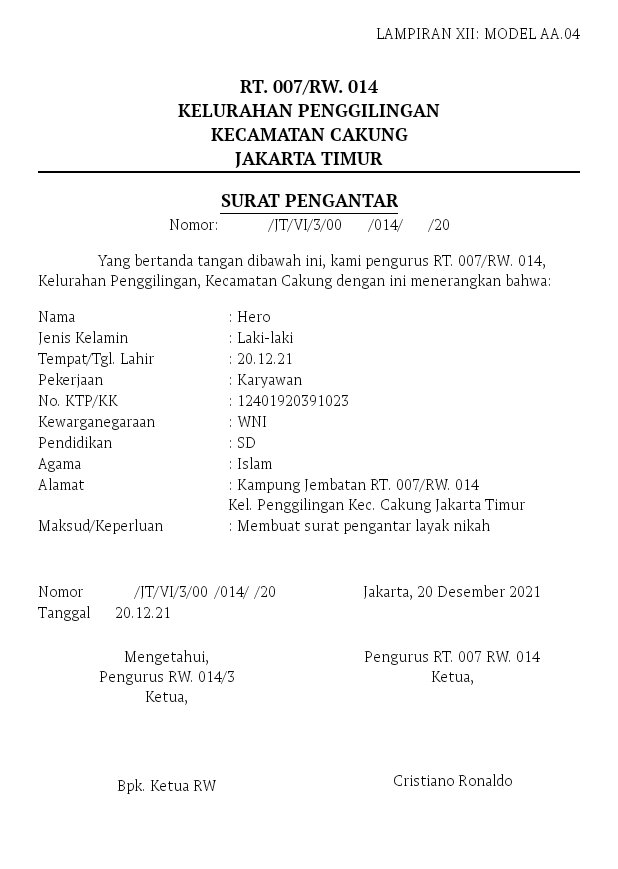
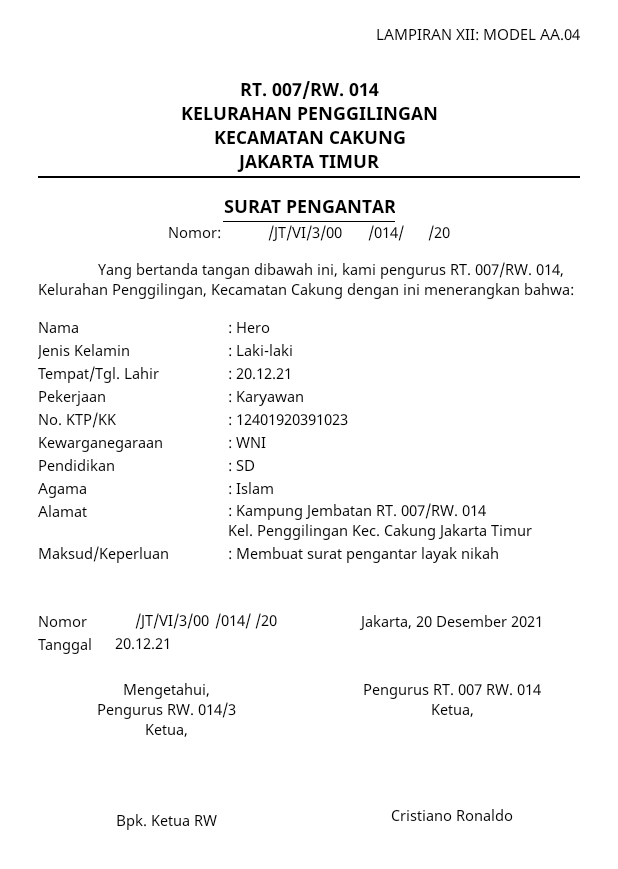
Before and after one commit to romydewantara/VillageService, an Android app: the layout layout_pdf.xml on its own in the app's theme, with its tools: preview values and no code run, on a phone screen of 412 x 824 dp. Shown: the top 869 px of the screen. Run offline under Robolectric (Android 15) with nearby library versions, the phone set to English and light mode, and no system bars.

Commit message:
change pdf font-family

```diff
--- a/app/src/main/res/layout/layout_form.xml
+++ b/app/src/main/res/layout/layout_form.xml
@@ -10,7 +10,7 @@
 
         <androidx.appcompat.widget.AppCompatTextView
             android:id="@+id/tvNameL1"
-            style="@style/TextBlackRegularStyle1"
+            style="@style/NotoSansBlackRegularStyle1"
             android:layout_width="0dp"
             android:layout_height="wrap_content"
             android:text="Nama"
@@ -20,7 +20,7 @@
 
         <androidx.appcompat.widget.AppCompatTextView
             android:id="@+id/tvNameR1"
-            style="@style/TextBlackRegularStyle1"
+            style="@style/NotoSansBlackRegularStyle1"
             android:layout_width="0dp"
             android:layout_height="wrap_content"
             android:text=": Hero"
@@ -30,7 +30,7 @@
 
         <androidx.appcompat.widget.AppCompatTextView
             android:id="@+id/tvNameL2"
-            style="@style/TextBlackRegularStyle1"
+            style="@style/NotoSansBlackRegularStyle1"
             android:layout_width="0dp"
             android:layout_height="wrap_content"
             android:text="Jenis Kelamin"
@@ -40,7 +40,7 @@
 
         <androidx.appcompat.widget.AppCompatTextView
             android:id="@+id/tvNameR2"
-            style="@style/TextBlackRegularStyle1"
+            style="@style/NotoSansBlackRegularStyle1"
             android:layout_width="0dp"
             android:layout_height="wrap_content"
             android:text=": Laki-laki"
@@ -50,7 +50,7 @@
 
         <androidx.appcompat.widget.AppCompatTextView
             android:id="@+id/tvNameL3"
-            style="@style/TextBlackRegularStyle1"
+            style="@style/NotoSansBlackRegularStyle1"
             android:layout_width="0dp"
             android:layout_height="wrap_content"
             android:text="Tempat/Tgl. Lahir"
@@ -60,7 +60,7 @@
 
         <androidx.appcompat.widget.AppCompatTextView
             android:id="@+id/tvNameR3"
-            style="@style/TextBlackRegularStyle1"
+            style="@style/NotoSansBlackRegularStyle1"
             android:layout_width="0dp"
             android:layout_height="wrap_content"
             android:text=": 20.12.21"
@@ -70,7 +70,7 @@
 
         <androidx.appcompat.widget.AppCompatTextView
             android:id="@+id/tvNameL4"
-            style="@style/TextBlackRegularStyle1"
+            style="@style/NotoSansBlackRegularStyle1"
             android:layout_width="0dp"
             android:layout_height="wrap_content"
             android:text="Pekerjaan"
@@ -80,7 +80,7 @@
 
         <androidx.appcompat.widget.AppCompatTextView
             android:id="@+id/tvNameR4"
-            style="@style/TextBlackRegularStyle1"
+            style="@style/NotoSansBlackRegularStyle1"
             android:layout_width="0dp"
             android:layout_height="wrap_content"
             android:text=": Karyawan"
@@ -90,7 +90,7 @@
 
         <androidx.appcompat.widget.AppCompatTextView
             android:id="@+id/tvNameL5"
-            style="@style/TextBlackRegularStyle1"
+            style="@style/NotoSansBlackRegularStyle1"
             android:layout_width="0dp"
             android:layout_height="wrap_content"
             android:text="No. KTP/KK"
@@ -100,7 +100,7 @@
 
         <androidx.appcompat.widget.AppCompatTextView
             android:id="@+id/tvNameR5"
-            style="@style/TextBlackRegularStyle1"
+            style="@style/NotoSansBlackRegularStyle1"
             android:layout_width="0dp"
             android:layout_height="wrap_content"
             android:text=": 12401920391023"
@@ -110,7 +110,7 @@
 
         <androidx.appcompat.widget.AppCompatTextView
             android:id="@+id/tvNameL6"
-            style="@style/TextBlackRegularStyle1"
+            style="@style/NotoSansBlackRegularStyle1"
             android:layout_width="0dp"
             android:layout_height="wrap_content"
             android:text="Kewarganegaraan"
@@ -120,7 +120,7 @@
 
         <androidx.appcompat.widget.AppCompatTextView
             android:id="@+id/tvNameR6"
-            style="@style/TextBlackRegularStyle1"
+            style="@style/NotoSansBlackRegularStyle1"
             android:layout_width="0dp"
             android:layout_height="wrap_content"
             android:text=": WNI"
@@ -130,7 +130,7 @@
 
         <androidx.appcompat.widget.AppCompatTextView
             android:id="@+id/tvNameL7"
-            style="@style/TextBlackRegularStyle1"
+            style="@style/NotoSansBlackRegularStyle1"
             android:layout_width="0dp"
             android:layout_height="wrap_content"
             android:text="Pendidikan"
@@ -140,7 +140,7 @@
 
         <androidx.appcompat.widget.AppCompatTextView
             android:id="@+id/tvNameR7"
-            style="@style/TextBlackRegularStyle1"
+            style="@style/NotoSansBlackRegularStyle1"
             android:layout_width="0dp"
             android:layout_height="wrap_content"
             android:text=": SD"
@@ -150,7 +150,7 @@
 
         <androidx.appcompat.widget.AppCompatTextView
             android:id="@+id/tvNameL8"
-            style="@style/TextBlackRegularStyle1"
+            style="@style/NotoSansBlackRegularStyle1"
             android:layout_width="0dp"
             android:layout_height="wrap_content"
             android:text="Agama"
@@ -160,7 +160,7 @@
 
         <androidx.appcompat.widget.AppCompatTextView
             android:id="@+id/tvNameR8"
-            style="@style/TextBlackRegularStyle1"
+            style="@style/NotoSansBlackRegularStyle1"
             android:layout_width="0dp"
             android:layout_height="wrap_content"
             android:text=": Islam"
@@ -170,7 +170,7 @@
 
         <androidx.appcompat.widget.AppCompatTextView
             android:id="@+id/tvNameL9"
-            style="@style/TextBlackRegularStyle1"
+            style="@style/NotoSansBlackRegularStyle1"
             android:layout_width="0dp"
             android:layout_height="wrap_content"
             android:text="Alamat"
@@ -180,7 +180,7 @@
 
         <androidx.appcompat.widget.AppCompatTextView
             android:id="@+id/tvNameR9"
-            style="@style/TextBlackRegularStyle1"
+            style="@style/NotoSansBlackRegularStyle1"
             android:layout_width="0dp"
             android:layout_height="wrap_content"
             android:text=": Kampung Jembatan RT. 007/RW. 014\nKel. Penggilingan Kec. Cakung Jakarta Timur"
@@ -190,7 +190,7 @@
 
         <androidx.appcompat.widget.AppCompatTextView
             android:id="@+id/tvNameL10"
-            style="@style/TextBlackRegularStyle1"
+            style="@style/NotoSansBlackRegularStyle1"
             android:layout_width="0dp"
             android:layout_height="wrap_content"
             android:text="Maksud/Keperluan"
@@ -200,7 +200,7 @@
 
         <androidx.appcompat.widget.AppCompatTextView
             android:id="@+id/tvNameR10"
-            style="@style/TextBlackRegularStyle1"
+            style="@style/NotoSansBlackRegularStyle1"
             android:layout_width="0dp"
             android:layout_height="wrap_content"
             android:text=": Membuat surat pengantar layak nikah"
--- a/app/src/main/res/layout/layout_pdf.xml
+++ b/app/src/main/res/layout/layout_pdf.xml
@@ -23,7 +23,7 @@
 
             <androidx.appcompat.widget.AppCompatTextView
                 android:id="@+id/tvLampiran"
-                style="@style/TextBlackRegularStyle1"
+                style="@style/NotoSansBlackRegularStyle1"
                 android:layout_width="match_parent"
                 android:layout_height="wrap_content"
                 android:gravity="end"
@@ -32,7 +32,7 @@
 
             <androidx.appcompat.widget.AppCompatTextView
                 android:id="@+id/tvPdfHeader"
-                style="@style/TextBlackBoldStyle1"
+                style="@style/NotoSansBlackBoldStyle1"
                 android:layout_width="match_parent"
                 android:layout_height="wrap_content"
                 android:layout_marginTop="20dp"
@@ -59,7 +59,7 @@
 
             <TextView
                 android:id="@+id/tvPdfTitle"
-                style="@style/TextBlackBoldStyle1"
+                style="@style/NotoSansBlackBoldStyle1"
                 android:layout_width="wrap_content"
                 android:layout_height="wrap_content"
                 android:layout_marginTop="10dp"
@@ -80,7 +80,7 @@
 
             <TextView
                 android:id="@+id/tvNumber"
-                style="@style/TextBlackRegularStyle1"
+                style="@style/NotoSansBlackRegularStyle1"
                 android:layout_width="match_parent"
                 android:layout_height="wrap_content"
                 android:gravity="center"
@@ -89,7 +89,7 @@
 
             <TextView
                 android:id="@+id/tvStatement"
-                style="@style/TextBlackRegularStyle1"
+                style="@style/NotoSansBlackRegularStyle1"
                 android:layout_width="match_parent"
                 android:layout_height="wrap_content"
                 android:layout_marginTop="10dp"
@@ -129,7 +129,7 @@
 
                     <androidx.appcompat.widget.AppCompatTextView
                         android:id="@+id/tvNumberFooterL"
-                        style="@style/TextBlackRegularStyle1"
+                        style="@style/NotoSansBlackRegularStyle1"
                         android:layout_width="0dp"
                         android:layout_height="wrap_content"
                         android:text="Nomor"
@@ -139,7 +139,7 @@
 
                     <androidx.appcompat.widget.AppCompatTextView
                         android:id="@+id/tvNumberFooterR"
-                        style="@style/TextBlackRegularStyle1"
+                        style="@style/NotoSansBlackRegularStyle1"
                         android:layout_width="0dp"
                         android:layout_height="wrap_content"
                         android:text="\t/JT/VI/3/00\t/014/\t/20"
@@ -149,7 +149,7 @@
 
                     <androidx.appcompat.widget.AppCompatTextView
                         android:id="@+id/tvTanggalFooterL"
-                        style="@style/TextBlackRegularStyle1"
+                        style="@style/NotoSansBlackRegularStyle1"
                         android:layout_width="0dp"
                         android:layout_height="wrap_content"
                         android:text="Tanggal"
@@ -159,7 +159,7 @@
 
                     <androidx.appcompat.widget.AppCompatTextView
                         android:id="@+id/tvTanggalFooterR"
-                        style="@style/TextBlackRegularStyle1"
+                        style="@style/NotoSansBlackRegularStyle1"
                         android:layout_width="0dp"
                         android:layout_height="wrap_content"
                         android:text="20.12.21"
@@ -169,7 +169,7 @@
 
                     <androidx.appcompat.widget.AppCompatTextView
                         android:id="@+id/tvRW"
-                        style="@style/TextBlackRegularStyle1"
+                        style="@style/NotoSansBlackRegularStyle1"
                         android:layout_width="0dp"
                         android:layout_height="wrap_content"
                         android:layout_marginTop="15dp"
@@ -189,7 +189,7 @@
 
                     <androidx.appcompat.widget.AppCompatTextView
                         android:id="@+id/tvRWName"
-                        style="@style/TextBlackRegularStyle1"
+                        style="@style/NotoSansBlackRegularStyle1"
                         android:layout_width="0dp"
                         android:layout_height="wrap_content"
                         android:gravity="center"
@@ -212,7 +212,7 @@
 
                     <androidx.appcompat.widget.AppCompatTextView
                         android:id="@+id/tvTanggalRT"
-                        style="@style/TextBlackRegularStyle1"
+                        style="@style/NotoSansBlackRegularStyle1"
                         android:layout_width="0dp"
                         android:layout_height="wrap_content"
                         android:gravity="center"
@@ -223,7 +223,7 @@
 
                     <androidx.appcompat.widget.AppCompatTextView
                         android:id="@+id/tvSpaceEmpty"
-                        style="@style/TextBlackRegularStyle1"
+                        style="@style/NotoSansBlackRegularStyle1"
                         android:layout_width="match_parent"
                         android:layout_height="wrap_content"
                         android:text="20.12.21"
@@ -232,7 +232,7 @@
 
                     <androidx.appcompat.widget.AppCompatTextView
                         android:id="@+id/tvRT"
-                        style="@style/TextBlackRegularStyle1"
+                        style="@style/NotoSansBlackRegularStyle1"
                         android:layout_width="0dp"
                         android:layout_height="wrap_content"
                         android:layout_marginTop="15dp"
@@ -263,7 +263,7 @@
 
                     <androidx.appcompat.widget.AppCompatTextView
                         android:id="@+id/tvRTName"
-                        style="@style/TextBlackRegularStyle1"
+                        style="@style/NotoSansBlackRegularStyle1"
                         android:layout_width="0dp"
                         android:layout_height="wrap_content"
                         android:gravity="center"
--- a/app/src/main/res/values/styles.xml
+++ b/app/src/main/res/values/styles.xml
@@ -30,14 +30,14 @@
         <item name="android:textSize">14sp</item>
     </style>
 
-    <style name="TextBlackBoldStyle1">
-        <item name="android:fontFamily">@font/pt_serif_bold</item>
+    <style name="NotoSansBlackBoldStyle1">
+        <item name="android:fontFamily">@font/noto_sans_bold</item>
         <item name="android:textColor">@color/black</item>
         <item name="android:textSize">12sp</item>
     </style>
 
-    <style name="TextBlackRegularStyle1">
-        <item name="android:fontFamily">@font/pt_serif_regular</item>
+    <style name="NotoSansBlackRegularStyle1">
+        <item name="android:fontFamily">@font/noto_sans_regular</item>
         <item name="android:textColor">@color/black</item>
         <item name="android:textSize">10sp</item>
     </style>
```
Also changed, not shown: app/src/main/res/font/noto_sans_bold.ttf (added), app/src/main/res/font/noto_sans_regular.ttf (added), app/src/main/res/font/pt_serif_bold.ttf (deleted), app/src/main/res/font/pt_serif_bold_italic.ttf (deleted), app/src/main/res/font/pt_serif_italic.ttf (deleted), app/src/main/res/font/pt_serif_regular.ttf (deleted).
